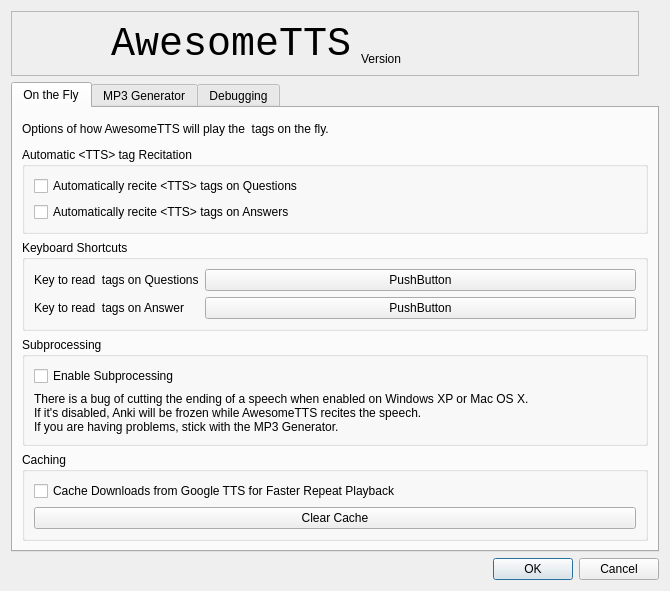
Old version of the form awesometts/designer/configurator.ui in the repository runehol/AwesomeTTS.
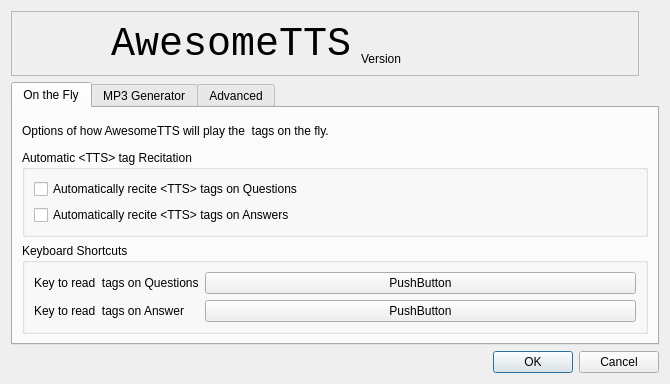
New version of the form.

Commit message:
No more caching or subprocessing in configuration
With the new services structure, caching will become mandatory and
subprocessing will become unnecessary.

Patch:
```diff
--- a/awesometts/designer/configurator.ui
+++ b/awesometts/designer/configurator.ui
@@ -27,7 +27,7 @@
     <x>0</x>
     <y>0</y>
     <width>670</width>
-    <height>591</height>
+    <height>384</height>
    </rect>
   </property>
   <property name="windowTitle">
@@ -199,57 +199,6 @@
              </layout>
             </widget>
            </item>
-           <item>
-            <widget class="QGroupBox" name="groupBox_3">
-             <property name="title">
-              <string>Subprocessing</string>
-             </property>
-             <layout class="QVBoxLayout" name="verticalLayout">
-              <item>
-               <widget class="QCheckBox" name="cSubprocessing">
-                <property name="text">
-                 <string>Enable Subprocessing</string>
-                </property>
-               </widget>
-              </item>
-              <item>
-               <widget class="QLabel" name="label_3">
-                <property name="text">
-                 <string>There is a bug of cutting the ending of a speech when enabled on Windows XP or Mac OS X.
-If it's disabled, Anki will be frozen while AwesomeTTS recites the speech.
-If you are having problems, stick with the MP3 Generator.</string>
-                </property>
-                <property name="wordWrap">
-                 <bool>true</bool>
-                </property>
-               </widget>
-              </item>
-             </layout>
-            </widget>
-           </item>
-           <item>
-            <widget class="QGroupBox" name="groupBox_4">
-             <property name="title">
-              <string>Caching</string>
-             </property>
-             <layout class="QVBoxLayout">
-              <item>
-               <widget class="QCheckBox" name="cCaching">
-                <property name="text">
-                 <string>Cache Downloads from Google TTS for Faster Repeat Playback</string>
-                </property>
-               </widget>
-              </item>
-              <item>
-               <widget class="QPushButton" name="pushClearCache">
-                <property name="text">
-                 <string>Clear Cache</string>
-                </property>
-               </widget>
-              </item>
-             </layout>
-            </widget>
-           </item>
           </layout>
          </widget>
          <widget class="QWidget" name="tabmp3">
@@ -314,7 +263,7 @@
          </widget>
          <widget class="QWidget">
           <attribute name="title">
-           <string>Debugging</string>
+           <string>Advanced</string>
           </attribute>
           <widget class="QLabel">
            <property name="geometry">
@@ -358,6 +307,28 @@
             </item>
            </layout>
           </widget>
+          <widget class="QGroupBox">
+           <property name="geometry">
+            <rect>
+             <x>9</x>
+             <y>110</y>
+             <width>626</width>
+             <height>99</height>
+            </rect>
+           </property>
+           <property name="title">
+            <string>Clear Cache</string>
+           </property>
+           <layout class="QVBoxLayout">
+            <item>
+             <widget class="QPushButton" name="pushClearCache">
+              <property name="text">
+               <string>Clear Cache</string>
+              </property>
+             </widget>
+            </item>
+           </layout>
+          </widget>
          </widget>
         </widget>
        </item>
```
The commit also changes 2 other files.
